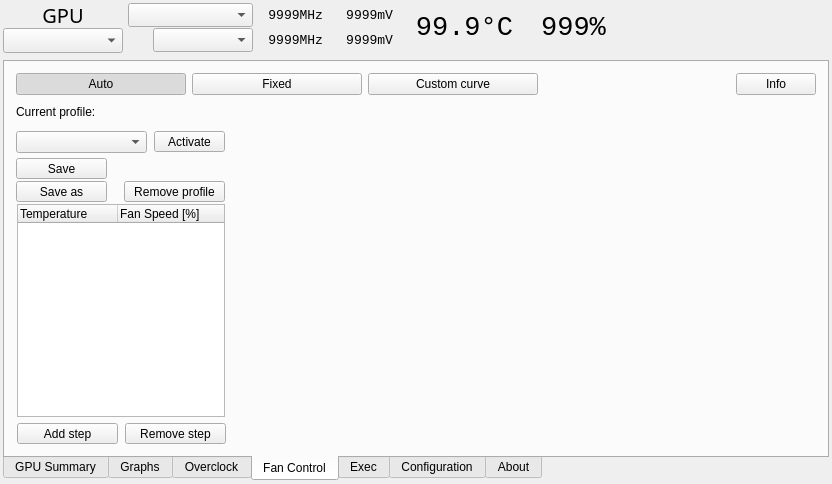
marazmista/radeon-profile, file radeon-profile/radeon_profile.ui: the form before one commit.
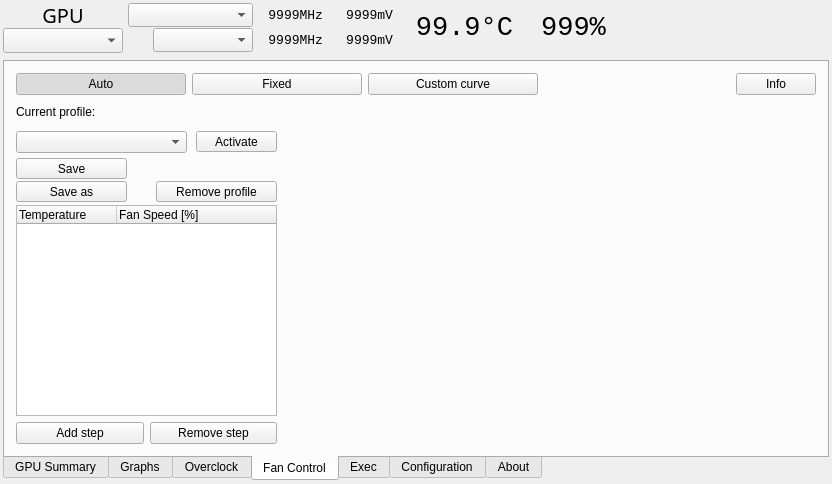
The form after the commit. The open tabs and pages were chosen to show the change. Icons and pictures are not drawn. Custom widgets are drawn as their Qt base class.

What changed in the file:
```diff
--- a/radeon-profile/radeon_profile.ui
+++ b/radeon-profile/radeon_profile.ui
@@ -1517,19 +1517,19 @@
              <number>0</number>
             </property>
             <property name="spacing">
-             <number>2</number>
+             <number>3</number>
             </property>
             <item row="0" column="0">
              <widget class="QWidget" name="widget_3" native="true">
               <property name="minimumSize">
                <size>
-                <width>211</width>
+                <width>241</width>
                 <height>101</height>
                </size>
               </property>
               <property name="maximumSize">
                <size>
-                <width>211</width>
+                <width>261</width>
                 <height>101</height>
                </size>
               </property>
@@ -1538,7 +1538,7 @@
                 <rect>
                  <x>0</x>
                  <y>30</y>
-                 <width>131</width>
+                 <width>171</width>
                  <height>22</height>
                 </rect>
                </property>
@@ -1546,9 +1546,9 @@
               <widget class="QPushButton" name="btn_activateFanProfile">
                <property name="geometry">
                 <rect>
-                 <x>138</x>
+                 <x>180</x>
                  <y>30</y>
-                 <width>71</width>
+                 <width>81</width>
                  <height>21</height>
                 </rect>
                </property>
@@ -1572,9 +1572,9 @@
               <widget class="QLabel" name="l_currentFanProfile">
                <property name="geometry">
                 <rect>
-                 <x>90</x>
+                 <x>80</x>
                  <y>0</y>
-                 <width>111</width>
+                 <width>181</width>
                  <height>21</height>
                 </rect>
                </property>
@@ -1597,7 +1597,7 @@
                 <rect>
                  <x>0</x>
                  <y>57</y>
-                 <width>91</width>
+                 <width>111</width>
                  <height>21</height>
                 </rect>
                </property>
@@ -1610,7 +1610,7 @@
                 <rect>
                  <x>0</x>
                  <y>80</y>
-                 <width>91</width>
+                 <width>111</width>
                  <height>21</height>
                 </rect>
                </property>
@@ -1621,9 +1621,9 @@
               <widget class="QPushButton" name="btn_removeFanProfile">
                <property name="geometry">
                 <rect>
-                 <x>108</x>
+                 <x>140</x>
                  <y>80</y>
-                 <width>101</width>
+                 <width>121</width>
                  <height>21</height>
                 </rect>
                </property>
@@ -1665,12 +1665,6 @@
                   <height>21</height>
                  </size>
                 </property>
-                <property name="maximumSize">
-                 <size>
-                  <width>101</width>
-                  <height>21</height>
-                 </size>
-                </property>
                 <property name="text">
                  <string>Add step</string>
                 </property>
@@ -1690,12 +1684,6 @@
                   <height>21</height>
                  </size>
                 </property>
-                <property name="maximumSize">
-                 <size>
-                  <width>101</width>
-                  <height>21</height>
-                 </size>
-                </property>
                 <property name="text">
                  <string>Remove step</string>
                 </property>
@@ -1703,12 +1691,6 @@
               </item>
               <item row="0" column="0" colspan="2">
                <widget class="QTreeWidget" name="list_fanSteps">
-                <property name="maximumSize">
-                 <size>
-                  <width>208</width>
-                  <height>16777215</height>
-                 </size>
-                </property>
                 <property name="indentation">
                  <number>2</number>
                 </property>
```
